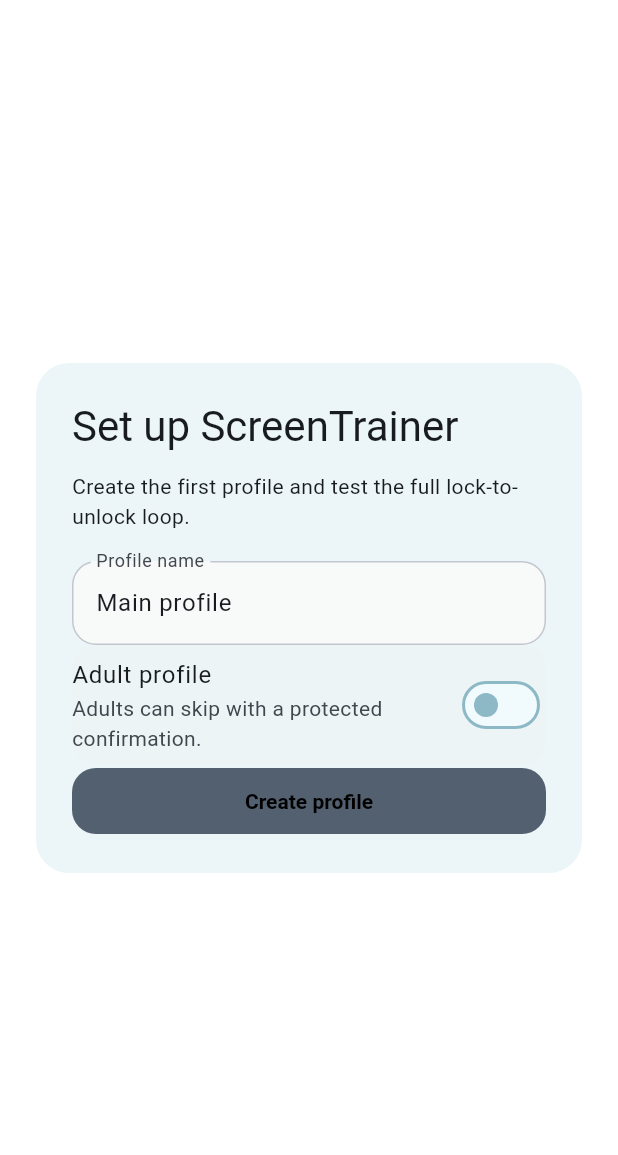
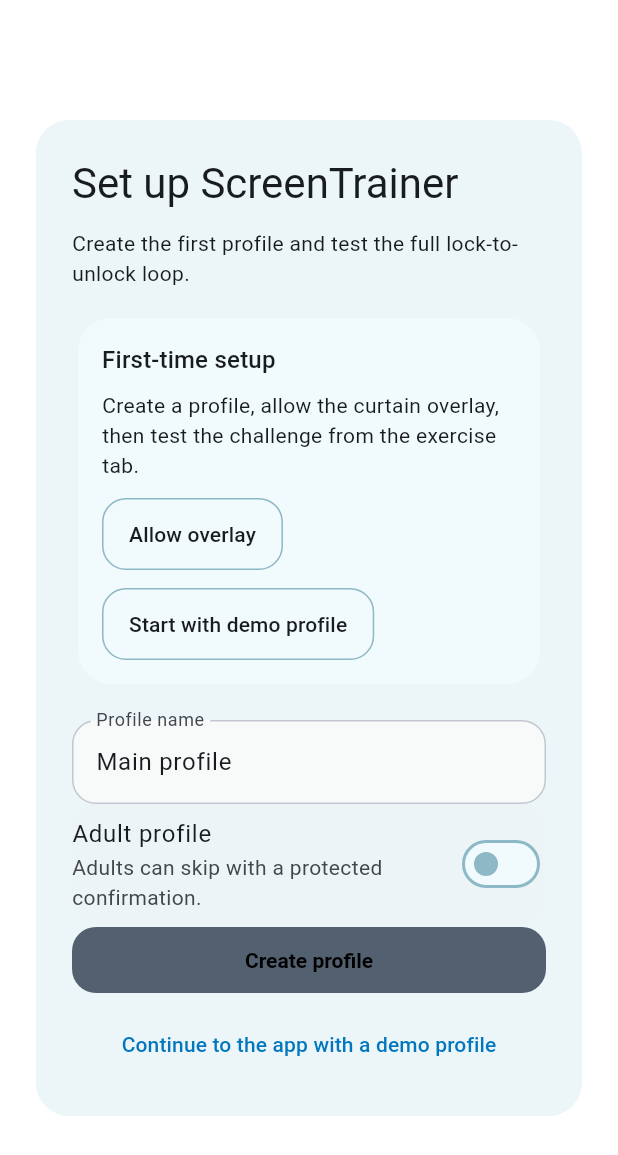
Before and after one commit to Lukas-Bohez/screen_trainer, a Flutter app: the OnboardingScreen screen opened directly, on a phone screen of 412 x 824 dp. Shown: the top 1155 px of the screen. Run offline on Flutter 3.47's test engine with Material 3 defaults, Android fonts, the phone set to English and light mode, and no system bars; our stand-ins replace camera, fl_chart, flutter_local_notifications, in_app_review, local_auth, permission_handler and 3 more; missing offline and left inert: google_mlkit_pose_detection; accounts and stored records are empty.

Commit message:
fix: unblock startup flow and add demo onboarding

```diff
--- a/lib/src/screens/onboarding_screen.dart
+++ b/lib/src/screens/onboarding_screen.dart
@@ -2,6 +2,7 @@
 import 'package:provider/provider.dart';
 
 import '../state/screen_trainer_controller.dart';
+import '../utils/platform_utils.dart';
 import '../utils/strings.dart';
 
 class OnboardingScreen extends StatefulWidget {
@@ -29,6 +30,23 @@
     );
     await controller.addProfile(profile);
     await controller.setActiveProfile(profile.id);
+    controller.selectTab(1);
+  }
+
+  Future<void> _startDemoProfile() async {
+    final controller = context.read<ScreenTrainerController>();
+    final profile = controller.settingsRepository.createProfileTemplate(
+      name: 'Demo profile',
+      isChild: false,
+    );
+    await controller.addProfile(profile);
+    await controller.setActiveProfile(profile.id);
+    controller.selectTab(1);
+  }
+
+  Future<void> _requestOverlayPermission() async {
+    final controller = context.read<ScreenTrainerController>();
+    await controller.overlayService.requestOverlayPermission();
   }
 
   @override
@@ -48,6 +66,43 @@
                   Text(Strings.onboardingTitle, style: Theme.of(context).textTheme.headlineMedium),
                   const SizedBox(height: 12),
                   Text(Strings.onboardingIntro),
+                  const SizedBox(height: 16),
+                  FutureBuilder<bool>(
+                    future: PlatformUtils.isAndroidTV(),
+                    builder: (context, snapshot) {
+                      final isTv = snapshot.data ?? false;
+                      return Card(
+                        color: Theme.of(context).colorScheme.surfaceContainerHighest,
+                        child: Padding(
+                          padding: const EdgeInsets.all(16),
+                          child: Column(
+                            crossAxisAlignment: CrossAxisAlignment.start,
+                            children: [
+                              Text('First-time setup', style: Theme.of(context).textTheme.titleMedium),
+                              const SizedBox(height: 8),
+                              const Text('Create a profile, allow the curtain overlay, then test the challenge from the exercise tab.'),
+                              const SizedBox(height: 12),
+                              Wrap(
+                                spacing: 12,
+                                runSpacing: 12,
+                                children: [
+                                  OutlinedButton(
+                                    onPressed: _requestOverlayPermission,
+                                    child: const Text('Allow overlay'),
+                                  ),
+                                  if (!isTv)
+                                    OutlinedButton(
+                                      onPressed: _startDemoProfile,
+                                      child: const Text('Start with demo profile'),
+                                    ),
+                                ],
+                              ),
+                            ],
+                          ),
+                        ),
+                      );
+                    },
+                  ),
                   const SizedBox(height: 20),
                   TextField(
                     controller: _nameController,
@@ -67,6 +122,11 @@
                     onPressed: _createProfile,
                     child: const Text(Strings.createProfile),
                   ),
+                  const SizedBox(height: 8),
+                  TextButton(
+                    onPressed: _startDemoProfile,
+                    child: const Text('Continue to the app with a demo profile'),
+                  ),
                 ],
               ),
             ),
```
Also changed, not shown: lib/src/screens/companion_screen.dart (added, +51 -0 lines), lib/src/screens/home_screen.dart (+43 -1 lines), lib/src/services/companion_service.dart (+27 -0 lines).
